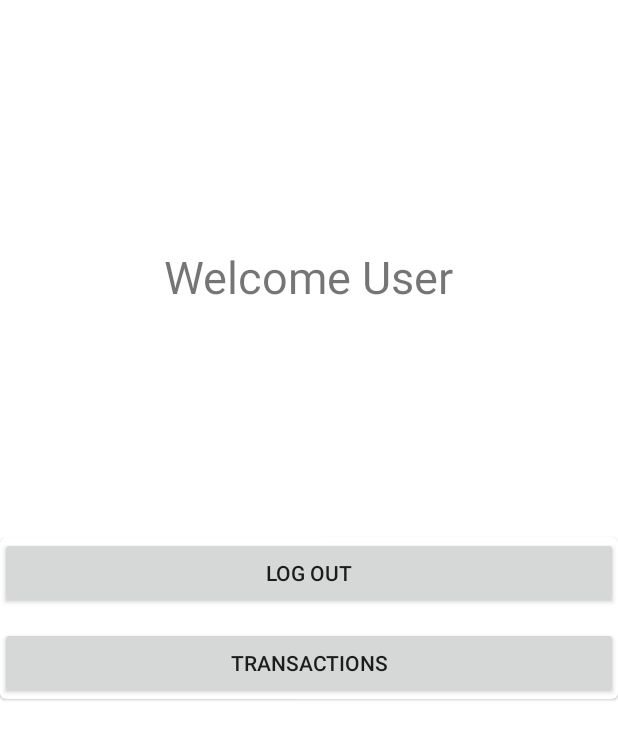
After one commit to tmumladze123/Walletfluent, an Android app: the layout account_settings_fragment.xml on its own in the app's theme, with its tools: preview values and no code run, on a phone screen of 412 x 824 dp. The commit adds this screen. Shown: the top 740 px of the screen. Run offline under Robolectric (Android 15) with nearby library versions, the phone set to English and light mode, and no system bars.

Commit message:
settings

```diff
--- a/WalletFluent/app/src/main/java/ge/nlatsabidze/walletfluent/FirebaseUserRepository.kt
+++ b/WalletFluent/app/src/main/java/ge/nlatsabidze/walletfluent/FirebaseUserRepository.kt
@@ -84,6 +84,10 @@ class FirebaseUserRepository @Inject constructor(
         }
     }
 
+    fun logOutUser() {
+        firebaseAuth.signOut()
+    }
+
     fun changeUserFlowValue() {
         _currentUser.value = false
     }
--- /dev/null
+++ b/WalletFluent/app/src/main/res/layout/account_settings_fragment.xml
@@ -0,0 +1,47 @@
+<?xml version="1.0" encoding="utf-8"?>
+<androidx.constraintlayout.widget.ConstraintLayout xmlns:android="http://schemas.android.com/apk/res/android"
+    xmlns:app="http://schemas.android.com/apk/res-auto"
+    xmlns:tools="http://schemas.android.com/tools"
+    android:layout_width="match_parent"
+    android:layout_height="match_parent"
+    tools:context=".MainActivity">
+
+    <com.google.android.material.card.MaterialCardView
+        android:id="@+id/materialCardView2"
+        android:layout_width="match_parent"
+        android:layout_height="wrap_content"
+        app:layout_constraintBottom_toBottomOf="parent"
+        app:layout_constraintEnd_toEndOf="parent"
+        app:layout_constraintStart_toStartOf="parent"
+        app:layout_constraintTop_toTopOf="parent"
+        tools:ignore="MissingConstraints">
+
+
+        <androidx.appcompat.widget.AppCompatButton
+            android:id="@+id/btnLogout"
+            android:layout_width="match_parent"
+            android:layout_height="wrap_content"
+            android:text="LOG out" />
+
+        <androidx.appcompat.widget.AppCompatButton
+            android:id="@+id/btnTransactions"
+            android:layout_width="match_parent"
+            android:layout_height="wrap_content"
+            android:layout_marginTop="60dp"
+            android:text="Transactions" />
+
+    </com.google.android.material.card.MaterialCardView>
+
+    <androidx.appcompat.widget.AppCompatTextView
+        android:id="@+id/tvFirebaseUser"
+        android:layout_width="wrap_content"
+        android:layout_height="wrap_content"
+        android:layout_marginTop="10dp"
+        android:text="Welcome User"
+        android:textSize="30sp"
+        app:layout_constraintBottom_toTopOf="@+id/materialCardView2"
+        app:layout_constraintEnd_toEndOf="parent"
+        app:layout_constraintStart_toStartOf="parent"
+        app:layout_constraintTop_toTopOf="parent" />
+
+</androidx.constraintlayout.widget.ConstraintLayout>
```
Also changed, not shown: WalletFluent/app/src/main/java/ge/nlatsabidze/walletfluent/ui/entry/LoginFragment.kt (+9 -4 lines), WalletFluent/app/src/main/java/ge/nlatsabidze/walletfluent/ui/personalInfo/profile/AccountSettings.kt (added, +60 -0 lines), WalletFluent/app/src/main/java/ge/nlatsabidze/walletfluent/ui/personalInfo/profile/AccountSettingsViewModel.kt (added, +51 -0 lines), WalletFluent/app/src/main/res/navigation/mobile_navigation.xml (+15 -0 lines).
